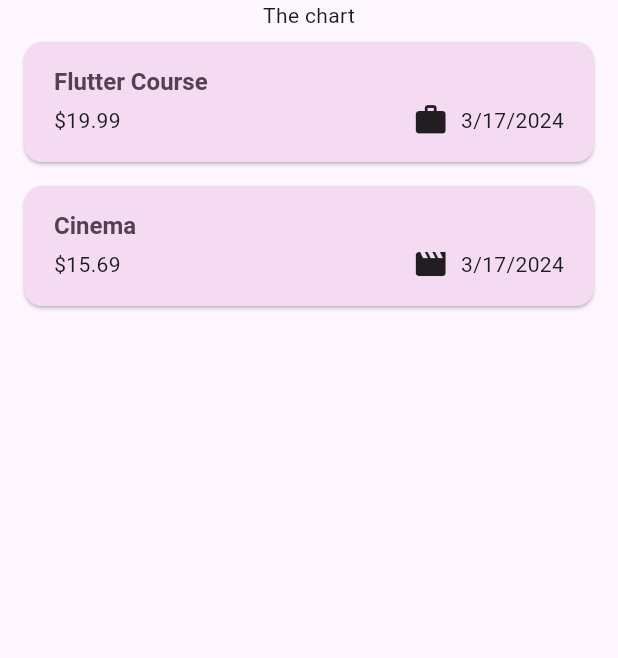
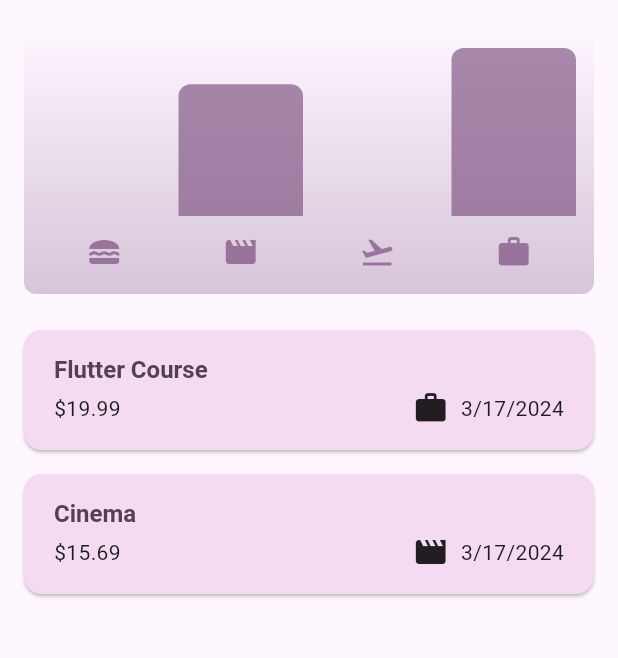
Before and after one commit to zjcke/flutter_adventure, a Flutter app: the screen it shows after launch, on a phone screen of 412 x 824 dp, the part 84-742 px from its top. Run offline on Flutter 3.47's test engine with Material 3 defaults, Android fonts, the light colour scheme and no system bars; our stand-ins replace google_fonts.

Commit message:
no message

```diff
--- a/flutter_advance_basics/expense_tracker/expense_tracker/lib/main.dart
+++ b/flutter_advance_basics/expense_tracker/expense_tracker/lib/main.dart
@@ -2,9 +2,24 @@
 import 'package:flutter/material.dart';
 
 var kColorScheme = ColorScheme.fromSeed(seedColor: Colors.purple);
+var kDarkColorScheme = ColorScheme.fromSeed(
+    brightness: Brightness.dark,
+    seedColor: const Color.fromARGB(255, 5, 99, 125));
 
 void main() {
   runApp(MaterialApp(
+    darkTheme: ThemeData.dark().copyWith(
+      colorScheme: kDarkColorScheme,
+      cardTheme: const CardTheme().copyWith(
+        color: kDarkColorScheme.secondaryContainer,
+        margin: const EdgeInsets.symmetric(horizontal: 16, vertical: 8),
+      ),
+      elevatedButtonTheme: ElevatedButtonThemeData(
+        style: ElevatedButton.styleFrom(
+            backgroundColor: kDarkColorScheme.primaryContainer,
+            foregroundColor: kDarkColorScheme.onPrimaryContainer),
+      ),
+    ),
     theme: ThemeData().copyWith(
       colorScheme: kColorScheme,
       appBarTheme: const AppBarTheme().copyWith(
@@ -28,6 +43,7 @@
             ),
           ),
     ),
+    themeMode: ThemeMode.system,
     home: const Expenses(),
   ));
 }
--- a/flutter_advance_basics/expense_tracker/expense_tracker/lib/models/expense.dart
+++ b/flutter_advance_basics/expense_tracker/expense_tracker/lib/models/expense.dart
@@ -32,3 +32,23 @@
     return formatter.format(date);
   }
 }
+
+class ExpenseBucket {
+  final Category category;
+  final List<Expense> expenses;
+
+  ExpenseBucket.forCategory(List<Expense> allExpenses, this.category)
+      : expenses = allExpenses
+            .where((expense) => expense.category == category)
+            .toList();
+
+  double get totalExpense {
+    double sum = 0;
+    for (final expense in expenses) {
+      sum += expense.amount;
+    }
+    return sum;
+  }
+
+  ExpenseBucket({required this.category, required this.expenses});
+}
--- /dev/null
+++ b/flutter_advance_basics/expense_tracker/expense_tracker/lib/widgets/chart/char_bar.dart
@@ -0,0 +1,34 @@
+import 'package:flutter/material.dart';
+
+class ChartBar extends StatelessWidget {
+  const ChartBar({
+    super.key,
+    required this.fill,
+  });
+
+  final double fill;
+
+  @override
+  Widget build(BuildContext context) {
+    final isDarkMode =
+        MediaQuery.of(context).platformBrightness == Brightness.dark;
+    return Expanded(
+      child: Padding(
+        padding: const EdgeInsets.symmetric(horizontal: 4),
+        child: FractionallySizedBox(
+          heightFactor: fill,
+          child: DecoratedBox(
+            decoration: BoxDecoration(
+              shape: BoxShape.rectangle,
+              borderRadius:
+                  const BorderRadius.vertical(top: Radius.circular(8)),
+              color: isDarkMode
+                  ? Theme.of(context).colorScheme.secondary
+                  : Theme.of(context).colorScheme.primary.withOpacity(0.65),
+            ),
+          ),
+        ),
+      ),
+    );
+  }
+}
--- /dev/null
+++ b/flutter_advance_basics/expense_tracker/expense_tracker/lib/widgets/chart/chart.dart
@@ -0,0 +1,95 @@
+import 'package:flutter/material.dart';
+
+import 'package:expense_tracker/widgets/chart/char_bar.dart';
+import 'package:expense_tracker/models/expense.dart';
+
+class Chart extends StatelessWidget {
+  const Chart({super.key, required this.expenses});
+
+  final List<Expense> expenses;
+
+  List<ExpenseBucket> get buckets {
+    return [
+      ExpenseBucket.forCategory(expenses, Category.food),
+      ExpenseBucket.forCategory(expenses, Category.leisure),
+      ExpenseBucket.forCategory(expenses, Category.travel),
+      ExpenseBucket.forCategory(expenses, Category.work),
+    ];
+  }
+
+  double get maxTotalExpense {
+    double maxTotalExpense = 0;
+
+    for (final bucket in buckets) {
+      if (bucket.totalExpense > maxTotalExpense) {
+        maxTotalExpense = bucket.totalExpense;
+      }
+    }
+
+    return maxTotalExpense;
+  }
+
+  @override
+  Widget build(BuildContext context) {
+    final isDarkMode =
+        MediaQuery.of(context).platformBrightness == Brightness.dark;
+    return Container(
+      margin: const EdgeInsets.all(16),
+      padding: const EdgeInsets.symmetric(
+        vertical: 16,
+        horizontal: 8,
+      ),
+      width: double.infinity,
+      height: 180,
+      decoration: BoxDecoration(
+        borderRadius: BorderRadius.circular(8),
+        gradient: LinearGradient(
+          colors: [
+            Theme.of(context).colorScheme.primary.withOpacity(0.3),
+            Theme.of(context).colorScheme.primary.withOpacity(0.0)
+          ],
+          begin: Alignment.bottomCenter,
+          end: Alignment.topCenter,
+        ),
+      ),
+      child: Column(
+        children: [
+          Expanded(
+            child: Row(
+              crossAxisAlignment: CrossAxisAlignment.end,
+              children: [
+                for (final bucket in buckets) // alternative to map()
+                  ChartBar(
+                    fill: bucket.totalExpense == 0
+                        ? 0
+                        : bucket.totalExpense / maxTotalExpense,
+                  )
+              ],
+            ),
+          ),
+          const SizedBox(height: 12),
+          Row(
+            children: buckets
+                .map(
+                  (bucket) => Expanded(
+                    child: Padding(
+                      padding: const EdgeInsets.symmetric(horizontal: 4),
+                      child: Icon(
+                        categoryIcons[bucket.category],
+                        color: isDarkMode
+                            ? Theme.of(context).colorScheme.secondary
+                            : Theme.of(context)
+                                .colorScheme
+                                .primary
+                                .withOpacity(0.7),
+                      ),
+                    ),
+                  ),
+                )
+                .toList(),
+          )
+        ],
+      ),
+    );
+  }
+}
--- a/flutter_advance_basics/expense_tracker/expense_tracker/lib/widgets/expenses.dart
+++ b/flutter_advance_basics/expense_tracker/expense_tracker/lib/widgets/expenses.dart
@@ -1,4 +1,5 @@
 import 'package:expense_tracker/new_expense.dart';
+import 'package:expense_tracker/widgets/chart/chart.dart';
 import 'package:expense_tracker/widgets/expenses_list/expenses_list.dart';
 import 'package:flutter/material.dart';
 import 'package:expense_tracker/models/expense.dart';
@@ -82,7 +83,9 @@
       ),
       body: Column(
         children: [
-          const Text('The chart'),
+          Chart(
+            expenses: _registeredExpenses,
+          ),
           Expanded(
             child: mainContent,
           )
```
